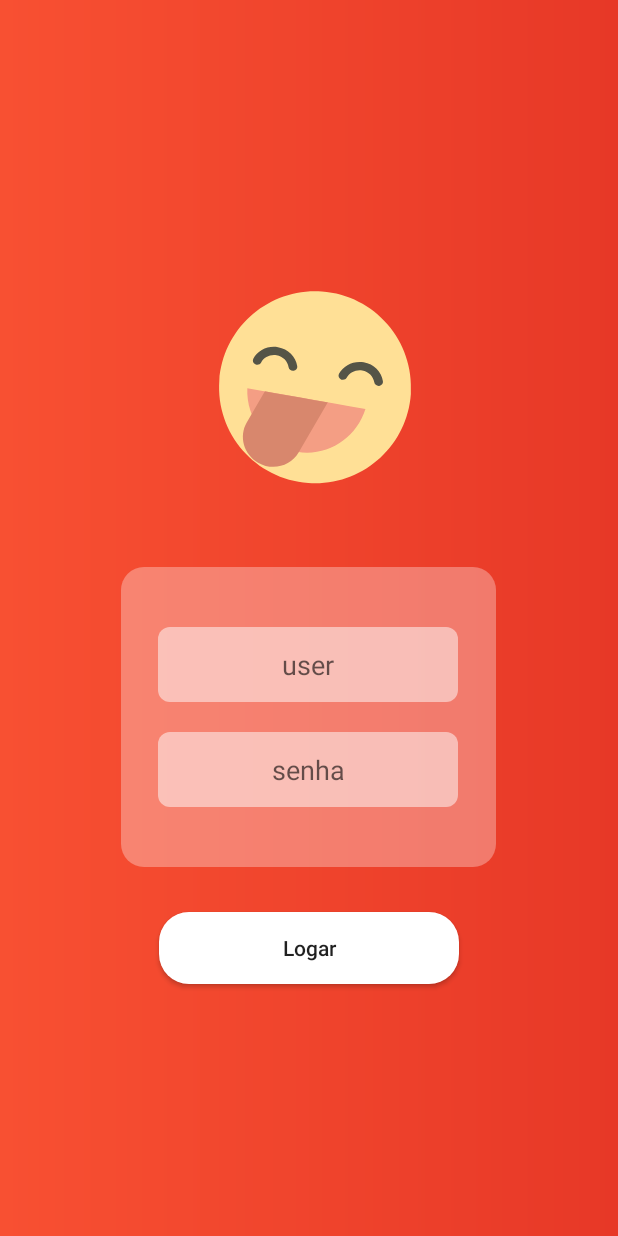
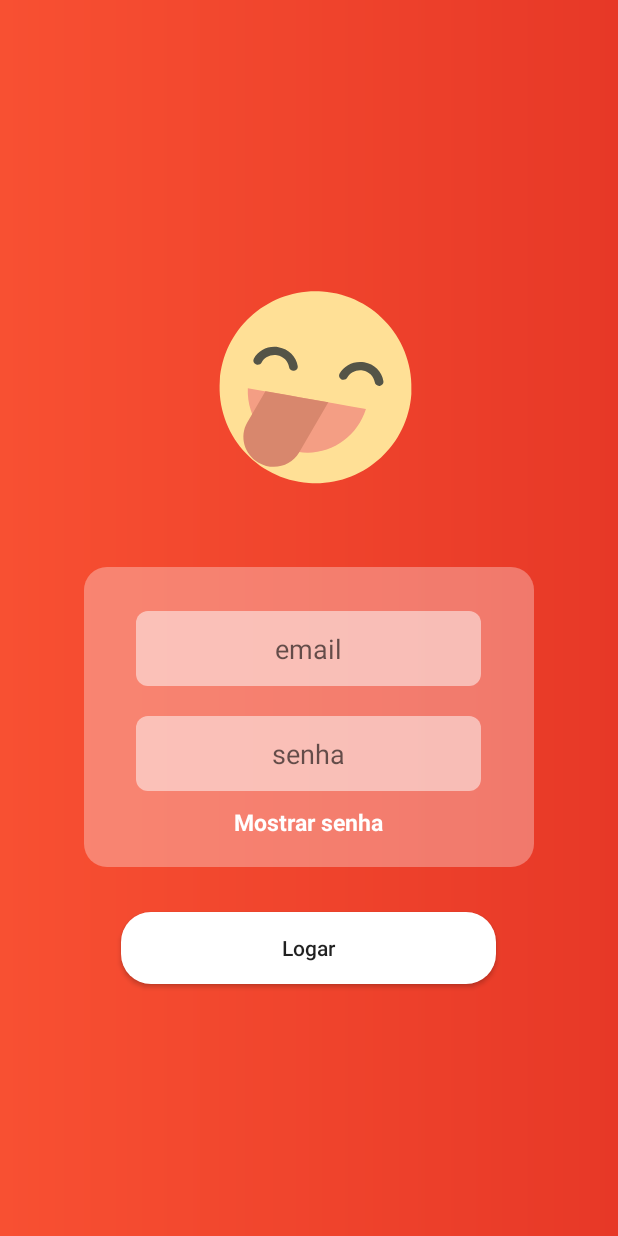
Before and after one commit to EndrylMarques/Rangus, an Android app: the LoginActivity screen opened directly, with no data from a screen before it, on a phone screen of 412 x 824 dp. Run offline under Robolectric (Android 15) with nearby library versions, the phone set to English and light mode, and no system bars; our stand-ins replace Firebase (no records; nobody signed in at launch, a user with empty details on screens opened directly); Roboto replaces fonts that are not available here.

Commit message:
Login implementation

```diff
--- a/app/build.gradle
+++ b/app/build.gradle
@@ -19,12 +19,16 @@ android {
 }
 
 dependencies {
+    implementation 'com.google.android.gms:play-services-auth:11.6.0'
     implementation fileTree(dir: 'libs', include: ['*.jar'])
     implementation 'com.android.support:appcompat-v7:27.1.1'
     implementation 'com.android.support.constraint:constraint-layout:1.1.0'
     implementation 'com.android.support:design:27.1.1'
+    implementation 'com.google.firebase:firebase-auth:11.6.0'
     testImplementation 'junit:junit:4.12'
     androidTestImplementation 'com.android.support.test:runner:1.0.2'
     androidTestImplementation 'com.android.support.test.espresso:espresso-core:3.0.2'
     implementation 'com.airbnb.android:lottie:2.5.4'
 }
+
+apply plugin: 'com.google.gms.google-services'
--- a/app/src/main/java/mobile/ucsal/br/rangus/LoginActivity.java
+++ b/app/src/main/java/mobile/ucsal/br/rangus/LoginActivity.java
@@ -1,14 +1,139 @@
 package mobile.ucsal.br.rangus;
 
+import android.support.annotation.NonNull;
 import android.support.v7.app.AppCompatActivity;
 import android.os.Bundle;
+import android.text.InputType;
+import android.text.method.PasswordTransformationMethod;
+import android.view.View;
+import android.widget.Button;
+import android.widget.EditText;
+import android.widget.TextView;
+import android.widget.Toast;
+
+import com.google.android.gms.tasks.OnCompleteListener;
+import com.google.android.gms.tasks.Task;
+import com.google.firebase.auth.AuthResult;
+import com.google.firebase.auth.FirebaseAuth;
 
 public class LoginActivity extends AppCompatActivity {
+
+    private FirebaseAuth firebaseAuth;
+
+    private TextView textMostrar;
+
+    private EditText editTextUser;
+    private EditText editTextPassword;
+    private Button btnLogin;
 
     @Override
     protected void onCreate(Bundle savedInstanceState) {
         super.onCreate(savedInstanceState);
         setContentView(R.layout.activity_login);
+
+        findViewsById();
+        firebaseAuth = FirebaseAuth.getInstance();
+        iniciarEscutadores();
+
+
+    }
+
+    private void logar() {
+
+         if(validarCredenciais()){
+
+            String email = editTextUser.getText().toString().trim();
+            String senha = editTextPassword.getText().toString().trim();
+
+            firebaseAuth.signInWithEmailAndPassword(email,senha)
+                    .addOnCompleteListener(this, new OnCompleteListener<AuthResult>() {
+                        @Override
+                        public void onComplete(@NonNull Task<AuthResult> task) {
+
+                             if(task.isSuccessful()){
+                                 //Loguei activity
+                                 Toast.makeText(LoginActivity.this, "LOGOU",Toast.LENGTH_SHORT).show();
+
+                             }else{
+                                 //Jogar um erro
+                                 Toast.makeText(LoginActivity.this, "BURRO",Toast.LENGTH_SHORT).show();
+                             }
+
+                        }
+                    });
+
+
+
+         }else{
+
+             Toast.makeText(this, " Usuario ou senha Invalidos", Toast.LENGTH_SHORT).show();
+
+         }
+
+    }
+
+    private boolean validarCredenciais() {
+
+        String email = editTextUser.getText().toString().trim();
+        String senha = editTextPassword.getText().toString().trim();
+
+        if(email.isEmpty()){
+            editTextUser.setError("Email invalido");
+            return false;
+        }
+
+
+        if(senha.isEmpty()){
+            editTextPassword.setError("Senha invalido");
+            return false;
+        }
+
+        return true;
+
+    }
+
+    private void iniciarEscutadores() {
+
+        btnLogin.setOnClickListener(new View.OnClickListener() {
+            @Override
+            public void onClick(View v) {
+
+                logar();
+
+            }
+        });
+
+        textMostrar.setOnClickListener(new View.OnClickListener() {
+
+            int cont = 0;
+
+            @Override
+            public void onClick(View v) {
+
+                if(cont == 0){
+
+                    textMostrar.setText("Esconder senha");
+                    editTextPassword.setTransformationMethod(null);
+                    cont++;
+                }else{
+                    textMostrar.setText("Mostrar senha");
+                    editTextPassword.setTransformationMethod(new PasswordTransformationMethod());
+                    cont--;
+                }
+            }
+        });
+
+    }
+
+    private void findViewsById() {
+
+        editTextUser = findViewById(R.id.login_user);
+        editTextPassword = findViewById(R.id.login_password);
+
+        textMostrar = findViewById(R.id.login_text_senha);
+
+        btnLogin = findViewById(R.id.login_btnLogin);
+
     }
 
     @Override
--- a/app/src/main/res/layout/activity_login.xml
+++ b/app/src/main/res/layout/activity_login.xml
@@ -10,7 +10,7 @@
     android:background="@drawable/bg_main">
 
     <com.airbnb.lottie.LottieAnimationView
-        android:layout_width="250dp"
+        android:layout_width="300dp"
         android:layout_height="200dp"
         app:lottie_autoPlay="true"
         app:lottie_rawRes="@raw/emoji_tongue"
@@ -19,37 +19,51 @@
     <LinearLayout
         android:layout_margin="20dp"
         android:background="@drawable/bg_layout_box"
-        android:layout_width="250dp"
+        android:layout_width="300dp"
         android:layout_height="200dp"
         android:gravity="center"
         android:orientation="vertical">
 
         <EditText
+            android:id="@+id/login_user"
             android:background="@drawable/bg_user_input_login"
             android:layout_margin="10dp"
-            android:layout_width="200dp"
+            android:layout_width="230dp"
             android:layout_height="50dp"
-            android:hint="user"
+            android:hint="@string/email"
             android:gravity="center"
+            android:inputType="textEmailAddress"
             />
 
         <EditText
+            android:id="@+id/login_password"
             android:layout_margin="10dp"
             android:background="@drawable/bg_user_input_login"
-            android:layout_width="200dp"
+            android:layout_width="230dp"
             android:layout_height="50dp"
-            android:hint="senha"
+            android:hint="@string/senha"
             android:gravity="center"
+            android:inputType="textPassword"
             />
+
+        <TextView
+            android:id="@+id/login_text_senha"
+            android:layout_width="wrap_content"
+            android:layout_height="wrap_content"
+            android:textSize="15sp"
+            android:textColor="#FFFFFF"
+            android:text="Mostrar senha"
+            android:textStyle="bold"/>
 
     </LinearLayout>
 
     <Button
+        android:id="@+id/login_btnLogin"
         android:layout_margin="10dp"
-        android:layout_width="200dp"
+        android:layout_width="250dp"
         android:layout_height="wrap_content"
         android:background="@drawable/bg_layout_btn"
-        android:text="Logar"
+        android:text="@string/logar"
         android:textAllCaps="false"/>
 
 </LinearLayout>
--- a/app/src/main/res/values/strings.xml
+++ b/app/src/main/res/values/strings.xml
@@ -1,4 +1,8 @@
 <resources>
     <string name="app_name">Rangus</string>
     <string name="title_activity_main2">Main2Activity</string>
+    <string name="user">user</string>
+    <string name="senha">senha</string>
+    <string name="logar">Logar</string>
+    <string name="email">email</string>
 </resources>
--- a/build.gradle
+++ b/build.gradle
@@ -12,6 +12,7 @@ buildscript {
 
         // NOTE: Do not place your application dependencies here; they belong
         // in the individual module build.gradle files
+        classpath 'com.google.gms:google-services:3.2.1'
     }
 }
 
```
